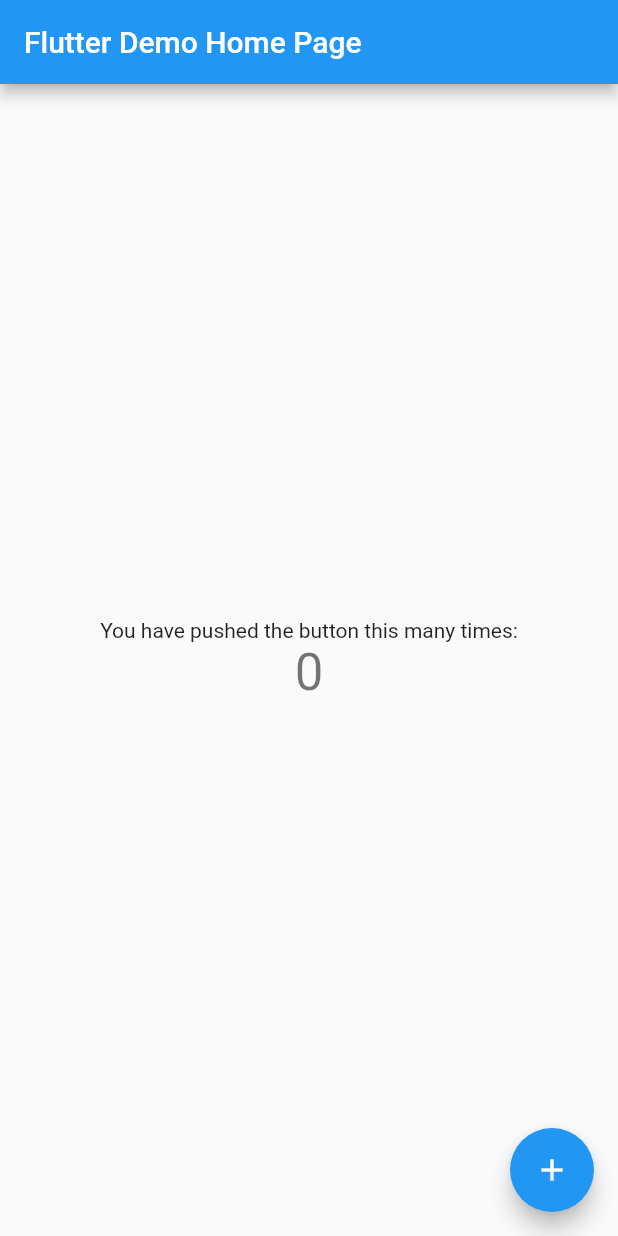
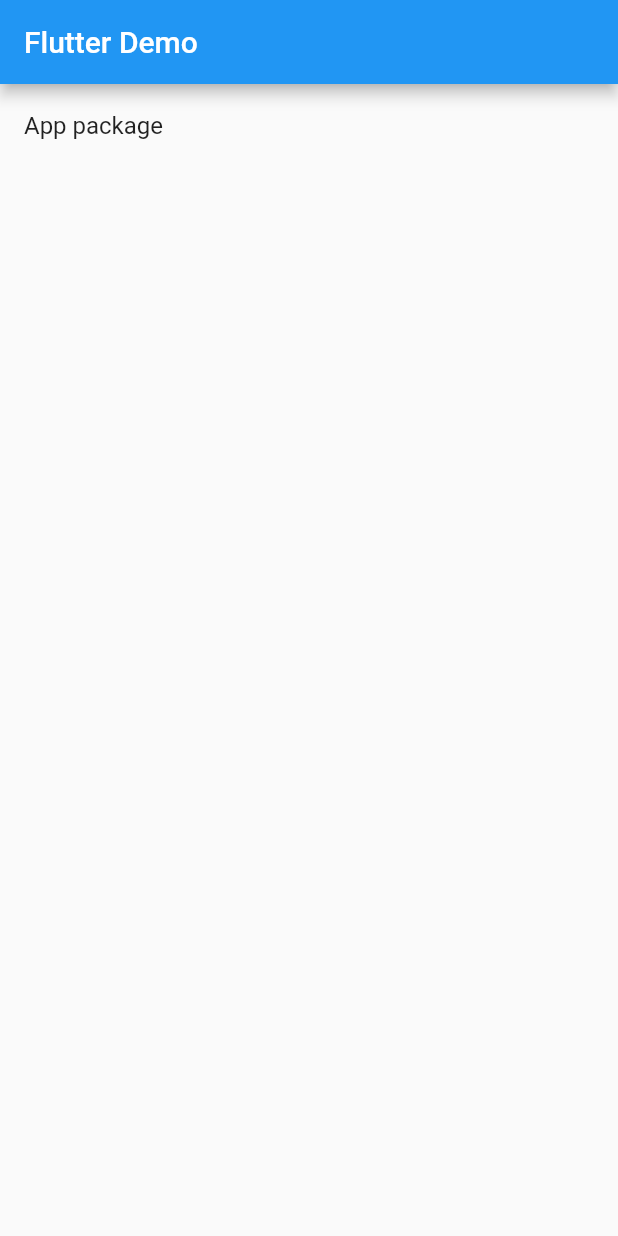
Before and after one commit to voquanghoa/flutter-demo, a Flutter app: the screen it shows after launch, on a phone screen of 412 x 824 dp. Run offline on Flutter 3.47's test engine with Material 2 defaults, Android fonts, the phone set to English and light mode, and no system bars; our stand-ins replace package_info.

Commit message:
Add package info

```diff
--- a/lib/main.dart
+++ b/lib/main.dart
@@ -1,9 +1,9 @@
 import 'package:flutter/material.dart';
+import 'package:flutter_demo/screens/main/main_screen.dart';
 
-void main() => runApp(MyApp());
+void main() => runApp(DemoApp());
 
-class MyApp extends StatelessWidget {
-  // This widget is the root of your application.
+class DemoApp extends StatelessWidget {
   @override
   Widget build(BuildContext context) {
     return MaterialApp(
@@ -11,53 +11,7 @@ class MyApp extends StatelessWidget {
       theme: ThemeData(
         primarySwatch: Colors.blue,
       ),
-      home: MyHomePage(title: 'Flutter Demo Home Page'),
+      home: MainPageScreen(),
     );
   }
 }
-
-class MyHomePage extends StatefulWidget {
-  MyHomePage({Key key, this.title}) : super(key: key);
-  final String title;
-
-  @override
-  _MyHomePageState createState() => _MyHomePageState();
-}
-
-class _MyHomePageState extends State<MyHomePage> {
-  int _counter = 0;
-
-  void _incrementCounter() {
-    setState(() {
-      _counter++;
-    });
-  }
-
-  @override
-  Widget build(BuildContext context) {
-    return Scaffold(
-      appBar: AppBar(
-        title: Text(widget.title),
-      ),
-      body: Center(
-        child: Column(
-          mainAxisAlignment: MainAxisAlignment.center,
-          children: <Widget>[
-            Text(
-              'You have pushed the button this many times:',
-            ),
-            Text(
-              '$_counter',
-              style: Theme.of(context).textTheme.display1,
-            ),
-          ],
-        ),
-      ),
-      floatingActionButton: FloatingActionButton(
-        onPressed: _incrementCounter,
-        tooltip: 'Increment',
-        child: Icon(Icons.add),
-      ),
-    );
-  }
-}
--- /dev/null
+++ b/lib/screens/main/main_screen.dart
@@ -0,0 +1,40 @@
+import 'package:flutter/material.dart';
+import 'package:flutter_demo/screens/package_info/package_info_screen.dart';
+
+class MainPageScreen extends StatefulWidget {
+  @override
+  State<StatefulWidget> createState() => _MainPageState();
+}
+
+class _MainPageState extends State<MainPageScreen> {
+  var features = [PackageInfoScreen()];
+
+  void navigate(Widget widget) {
+    Navigator.of(context).push(MaterialPageRoute<void>(builder: (BuildContext context) {
+      return widget;
+    }));
+  }
+
+  @override
+  Widget build(BuildContext context) {
+    return Scaffold(
+      appBar: AppBar(
+        title: Text("Flutter Demo"),
+      ),
+      body: ListView.separated(
+          separatorBuilder: (context, index) {
+            return Divider();
+          },
+          itemCount: features.length,
+          itemBuilder: (c, i) {
+            var feature = features[i];
+            return GestureDetector(
+              child: ListTile(title: Text(feature.toString())),
+              onTap: () {
+                navigate(feature);
+              },
+            );
+          }),
+    );
+  }
+}
--- a/pubspec.yaml
+++ b/pubspec.yaml
@@ -19,6 +19,7 @@ environment:
 dependencies:
   flutter:
     sdk: flutter
+  package_info: ^0.4.0+13
 
   # The following adds the Cupertino Icons font to your application.
   # Use with the CupertinoIcons class for iOS style icons.
```
Also changed, not shown: lib/screens/package_info/package_info_screen.dart (added, +45 -0 lines), pubspec.lock, 8 other files.
